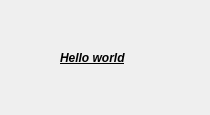
The window that 14_QLabel/dialog.ui (kozal/learn_qt) describes before a commit, drawn with Qt 5.
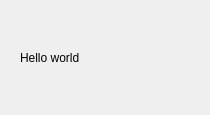
The same window after the commit.

Patch:
```diff
--- a/14_QLabel/dialog.ui
+++ b/14_QLabel/dialog.ui
@@ -16,14 +16,14 @@
   <widget class="QLabel" name="label">
    <property name="geometry">
     <rect>
-     <x>60</x>
+     <x>20</x>
      <y>50</y>
-     <width>81</width>
+     <width>141</width>
      <height>16</height>
     </rect>
    </property>
    <property name="text">
-    <string>&lt;html&gt;&lt;head/&gt;&lt;body&gt;&lt;p&gt;&lt;span style=&quot; font-weight:600; font-style:italic; text-decoration: underline;&quot;&gt;Hello world&lt;/span&gt;&lt;/p&gt;&lt;/body&gt;&lt;/html&gt;</string>
+    <string>Hello world</string>
    </property>
   </widget>
  </widget>
```
